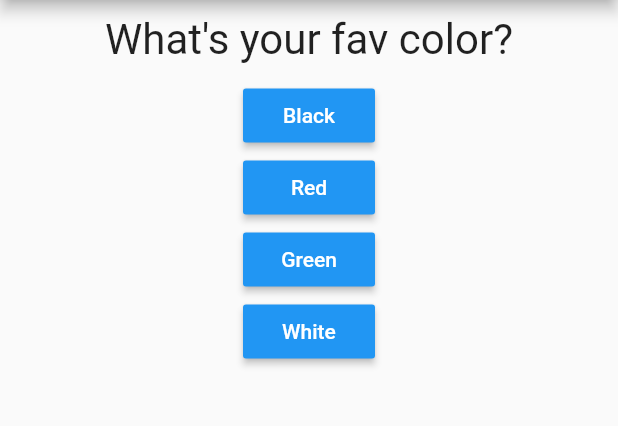
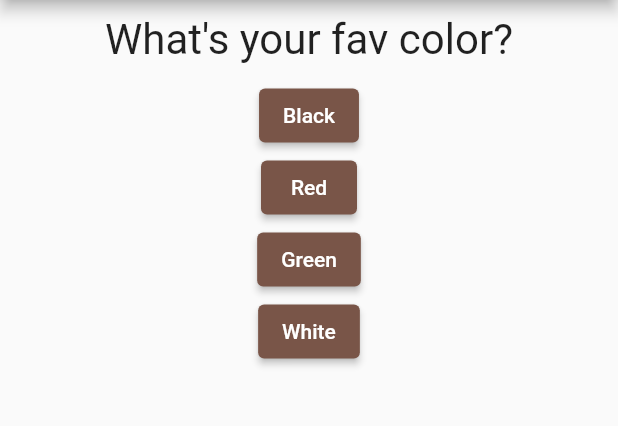
Before and after one commit to wizfury/quizapp, a Flutter app: the screen it shows after launch, on a phone screen of 412 x 824 dp, the part 84-510 px from its top. Run offline on Flutter 3.47's test engine with Material 2 defaults, Android fonts, the phone set to English and light mode, and no system bars; missing offline and left inert: dart:html.

Commit message:
first commit

```diff
--- a/lib/answer.dart
+++ b/lib/answer.dart
@@ -4,17 +4,14 @@ class Answer extends StatelessWidget {
   final VoidCallback selectHandler;
   final String answerText;
 
-  Answer(this.selectHandler, this.answerText);
+  const Answer(this.selectHandler, this.answerText, {super.key});
 
   @override
   Widget build(BuildContext context) {
-    return Container(
-      child: RaisedButton(
-        child: Text(answerText),
-        textColor: Colors.white,
-        color: Colors.blue,
-        onPressed: selectHandler,
-      ),
+    return ElevatedButton(
+      style: ButtonStyle(backgroundColor: MaterialStateProperty.all(Colors.brown)),
+      onPressed: selectHandler,
+      child: Text(answerText),
     );
   }
 }
--- a/lib/main.dart
+++ b/lib/main.dart
@@ -1,17 +1,15 @@
 import 'package:flutter/material.dart';
 import 'package:quizapp/quiz.dart';
 import 'package:quizapp/result.dart';
-import './question.dart';
-import './answer.dart';
-import './quiz.dart';
-import './result.dart';
 
 // void main() {
 //   runApp(MyApp());
 // }
-void main() => runApp(MyApp());
+void main() => runApp(const MyApp());
 
 class MyApp extends StatefulWidget {
+  const MyApp({super.key});
+
   @override
   State<StatefulWidget> createState() {
     return _MyAppState();
@@ -77,7 +75,7 @@ class _MyAppState extends State<MyApp> {
     return MaterialApp(
         home: Scaffold(
             appBar: AppBar(
-              title: Text("Quiz App"),
+              title: const Text("Quiz App"),
             ),
             body: (_questionindex < _questions.length)
                 ? Quiz(
```
Also changed, not shown: lib/main1.dart (+5 -4 lines), pubspec.lock.
